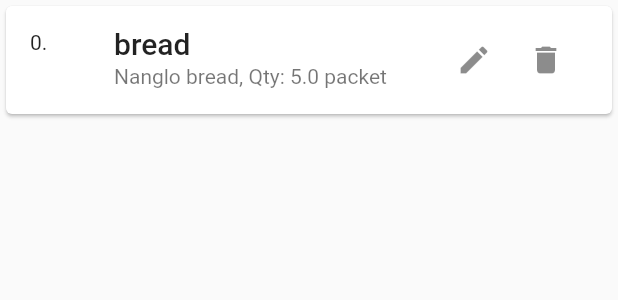
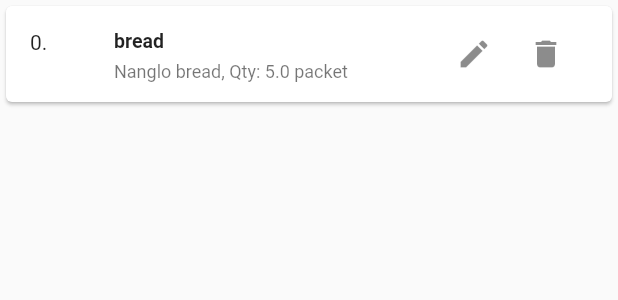
Before and after one commit to ashishkarki/Flutter_ShoppingItems_ShareApp, a Flutter app: the ShoppingItemWidget widget shown alone on an empty page, opened directly with sample values from the repository, on a phone screen of 412 x 824 dp. Shown: the top 300 px of the screen. Run offline on Flutter 3.47's test engine with Material 2 defaults, Android fonts, the phone set to English and light mode, and no system bars; our stand-ins replace share.

Commit message:
minor updates

```diff
--- a/lib/main.dart
+++ b/lib/main.dart
@@ -33,7 +33,7 @@ class MyApp extends StatelessWidget {
           primarySwatch: Colors.orange,
           accentColor: Colors.amber,
         ),
-        home: ShoppingListScreen(),
+        home: NameAddressViewScreen(),
         routes: {
           ShoppingListScreen.routeName: (ctx) => ShoppingListScreen(),
           ShoppingItemEditorScreen.routeName: (ctx) =>
--- a/lib/widget/shopping_dropdown.dart
+++ b/lib/widget/shopping_dropdown.dart
@@ -1,6 +1,4 @@
 import 'package:flutter/material.dart';
-import 'package:provider/provider.dart';
-import '../models_providers/shopping_items_provider.dart';
 
 class ShoppingDropdown extends StatefulWidget {
   final List<String> _dropdownItems;
@@ -53,6 +51,5 @@ class _ShoppingDropdownState extends State<ShoppingDropdown> {
         );
       }).toList(),
     );
-    ;
   }
 }
--- a/lib/widget/shopping_item.dart
+++ b/lib/widget/shopping_item.dart
@@ -1,24 +1,31 @@
 import 'package:flutter/material.dart';
 
-import '../constants.dart';
 import '../models_providers/shopping_items_provider.dart';
 
 class ShoppingItemWidget extends StatelessWidget {
   final int itemViewIndex;
   final ShoppingItem _shoppingItem;
+  final Function _updateShoppingItem;
+  final Function _deleteShoppingItem;
 
-  ShoppingItemWidget(this.itemViewIndex, this._shoppingItem);
+  ShoppingItemWidget(
+    this.itemViewIndex,
+    this._shoppingItem,
+    this._updateShoppingItem,
+    this._deleteShoppingItem,
+  );
 
   @override
   Widget build(BuildContext context) {
-    final themeData = Theme.of(context);
-
     return Card(
       child: ListTile(
+        dense: true,
         leading: Text('$itemViewIndex.'),
         title: Text(
           _shoppingItem.name,
-          style: themeData.textTheme.title,
+          style: TextStyle(
+            fontWeight: FontWeight.bold,
+          ),
         ),
         subtitle: Text(
           '${_shoppingItem.description}, Qty: ${_shoppingItem.quantity} ${_shoppingItem.unit}',
@@ -29,8 +36,14 @@ class ShoppingItemWidget extends StatelessWidget {
           width: 100,
           child: Row(
             children: <Widget>[
-              IconButton(icon: Icon(Icons.edit), onPressed: () {}),
-              IconButton(icon: Icon(Icons.delete), onPressed: () {}),
+              IconButton(
+                icon: Icon(Icons.edit),
+                onPressed: _updateShoppingItem,
+              ),
+              IconButton(
+                icon: Icon(Icons.delete),
+                onPressed: _deleteShoppingItem,
+              ),
             ],
           ),
         ),
```
Also changed, not shown: lib/models_providers/shopping_items_provider.dart (+18 -2 lines), lib/screens/shopping_item_editor_screen.dart (+16 -0 lines), lib/screens/shopping_list_screen.dart (+29 -0 lines).
